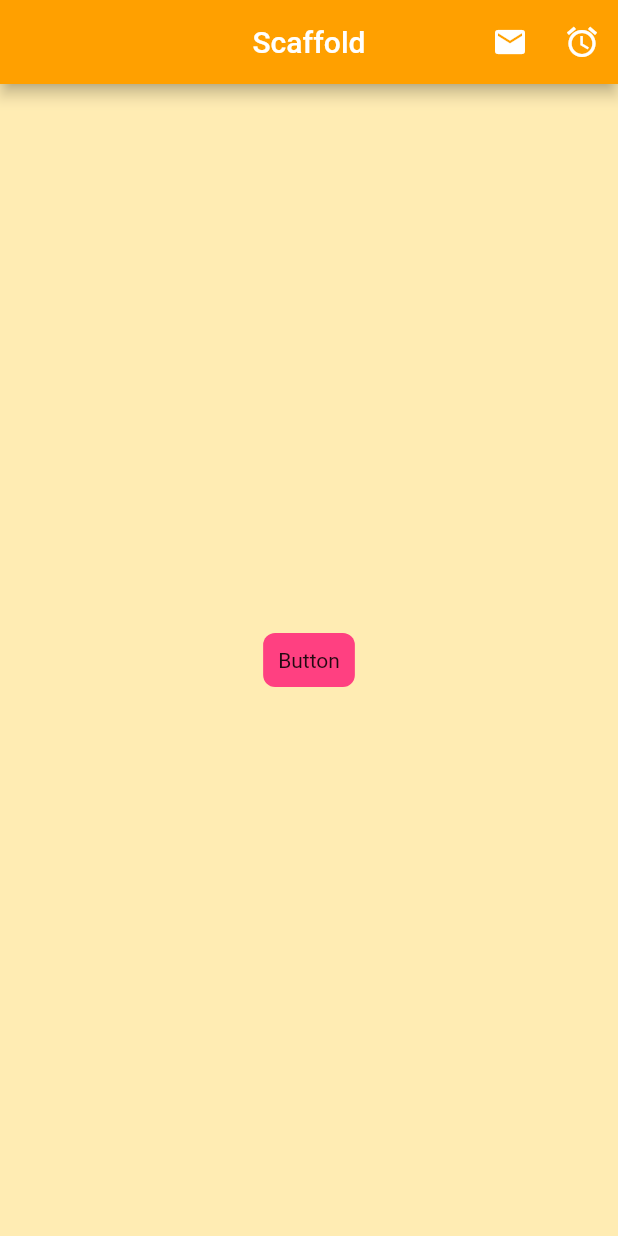
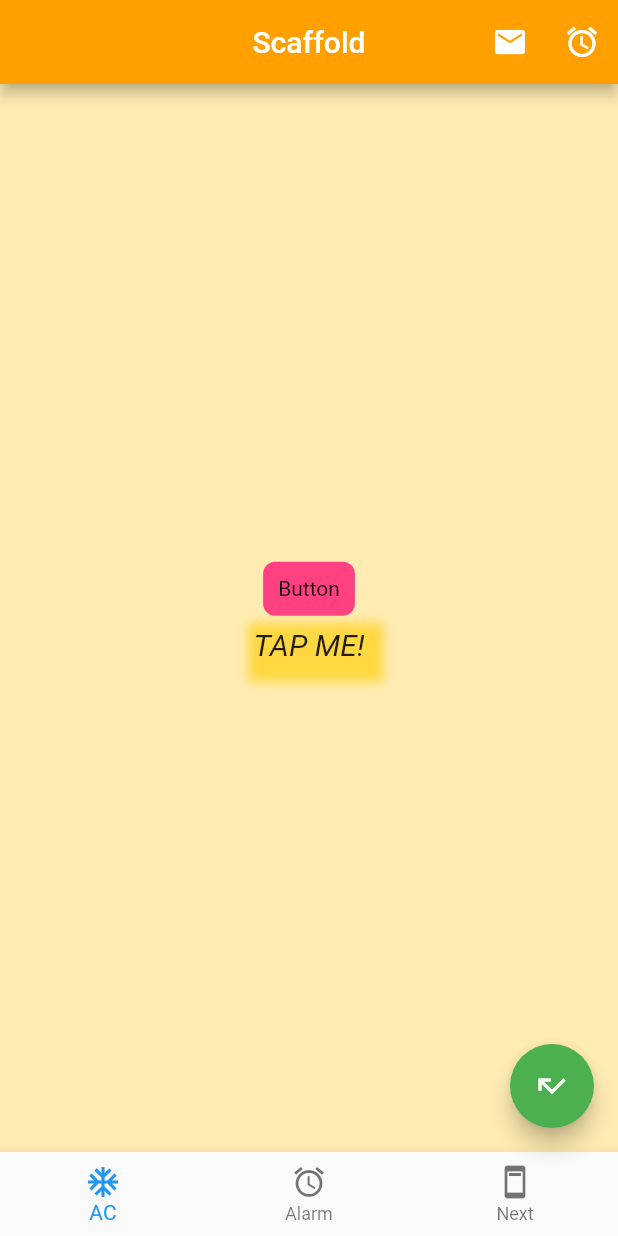
Before and after one commit to thelovesmith/DartAndFLutter, a Flutter app: the screen it shows after launch, on a phone screen of 412 x 824 dp. Run offline on Flutter 3.47's test engine with Material 2 defaults, Android fonts, the phone set to English and light mode, and no system bars.

Commit message:
custom buttons

```diff
--- /dev/null
+++ b/firstFlutterApp/lib/ui/buttons.dart
@@ -0,0 +1,53 @@
+import 'package:flutter/material.dart';
+import 'package:flutter/rendering.dart';
+
+class CustomButton extends StatelessWidget {
+  @override
+  Widget build(BuildContext context) {
+    return GestureDetector(
+        onTap: () {
+          final snackBar = SnackBar(content: Text("one tap"));
+          Scaffold.of(context).showSnackBar(snackBar);
+        },
+        onDoubleTap: () {
+          final snackBar2 = SnackBar(content: Text("double tap"));
+          Scaffold.of(context).showSnackBar(snackBar2);
+        },
+        child: Container(
+          padding: EdgeInsets.all(10.0),
+          decoration: BoxDecoration(
+              color: Colors.pinkAccent,
+              borderRadius: BorderRadius.circular(8.0)),
+          child: Text("Button"),
+        ));
+  }
+}
+
+class CustomInKwell extends StatelessWidget {
+  @override
+  Widget build(BuildContext context) {
+    return InkWell(
+      focusColor: Colors.purpleAccent,
+      highlightColor: Colors.amber,
+      borderRadius: BorderRadius.all(Radius.circular(25)),
+      child: Container(
+        decoration: new BoxDecoration(
+          boxShadow: [
+            new BoxShadow(
+              color: Colors.amberAccent.shade200,
+              offset: new Offset(5.0, 5.0),
+              blurRadius: 5.5,
+            )
+          ],
+        ),
+        child: Padding(
+          padding: const EdgeInsets.all(8.0),
+          child: Text("TAP ME!",
+              style: TextStyle(fontStyle: FontStyle.italic, fontSize: 20)),
+        ),
+      ),
+      onTap: () => debugPrint("Ink Well Tapped"),
+      onLongPress: () => debugPrint("Long PRess"),
+    );
+  }
+}
--- a/firstFlutterApp/lib/ui/home.dart
+++ b/firstFlutterApp/lib/ui/home.dart
@@ -1,5 +1,7 @@
 import 'package:flutter/material.dart';
 import 'package:flutter/rendering.dart';
+
+import 'buttons.dart';
 
 class ScaffoldExample extends StatelessWidget {
   _tapButton() {
@@ -23,38 +25,26 @@ class ScaffoldExample extends StatelessWidget {
           )
         ],
       ),
+      floatingActionButton: FloatingActionButton(
+        onPressed: () => debugPrint("floating button pressed"),
+        backgroundColor: Colors.green,
+        child: Icon(Icons.call_missed),
+      ),
+      bottomNavigationBar: BottomNavigationBar(
+        items: [
+          BottomNavigationBarItem(icon: Icon(Icons.ac_unit), label: "AC"),
+          BottomNavigationBarItem(
+              icon: Icon(Icons.access_alarm), label: "Alarm"),
+          BottomNavigationBarItem(icon: Icon(Icons.ad_units), label: "Next")
+        ],
+        onTap: (int index) => debugPrint("Tapped Item: $index"),
+      ),
       backgroundColor: Colors.amber.shade100,
       body: Container(
         alignment: Alignment.center,
         child: Column(
           mainAxisAlignment: MainAxisAlignment.center,
-          children: [
-            CustomButton()
-            // InkWell(
-            //   focusColor: Colors.purpleAccent,
-            //   highlightColor: Colors.amber,
-            //   borderRadius: BorderRadius.all(Radius.circular(25)),
-            //   child: Container(
-            //     // decoration: new BoxDecoration(
-            //     //   boxShadow: [
-            //     //     new BoxShadow(
-            //     //       color: Colors.amberAccent.shade200,
-            //     //       offset: new Offset(5.0, 5.0),
-            //     //       blurRadius: 5.5,
-            //     //     )
-            //     //   ],
-            //     // ),
-            //     child: Padding(
-            //       padding: const EdgeInsets.all(8.0),
-            //       child: Text("TAP ME!",
-            //           style:
-            //               TextStyle(fontStyle: FontStyle.italic, fontSize: 20)),
-            //     ),
-            //   ),
-            //   onTap: () => debugPrint("Ink Well Tapped"),
-            //   onLongPress: () => debugPrint("Long PRess"),
-            // )
-          ],
+          children: [CustomButton(), CustomInKwell()],
         ),
       ),
     );
@@ -79,25 +69,3 @@ class Home extends StatelessWidget {
     );
   }
 }
-
-class CustomButton extends StatelessWidget {
-  @override
-  Widget build(BuildContext context) {
-    return GestureDetector(
-        onTap: () {
-          final snackBar = SnackBar(content: Text("one tap"));
-          Scaffold.of(context).showSnackBar(snackBar);
-        },
-        onDoubleTap: () {
-          final snackBar2 = SnackBar(content: Text("double tap"));
-          Scaffold.of(context).showSnackBar(snackBar2);
-        },
-        child: Container(
-          padding: EdgeInsets.all(10.0),
-          decoration: BoxDecoration(
-              color: Colors.pinkAccent,
-              borderRadius: BorderRadius.circular(8.0)),
-          child: Text("Button"),
-        ));
-  }
-}
```
